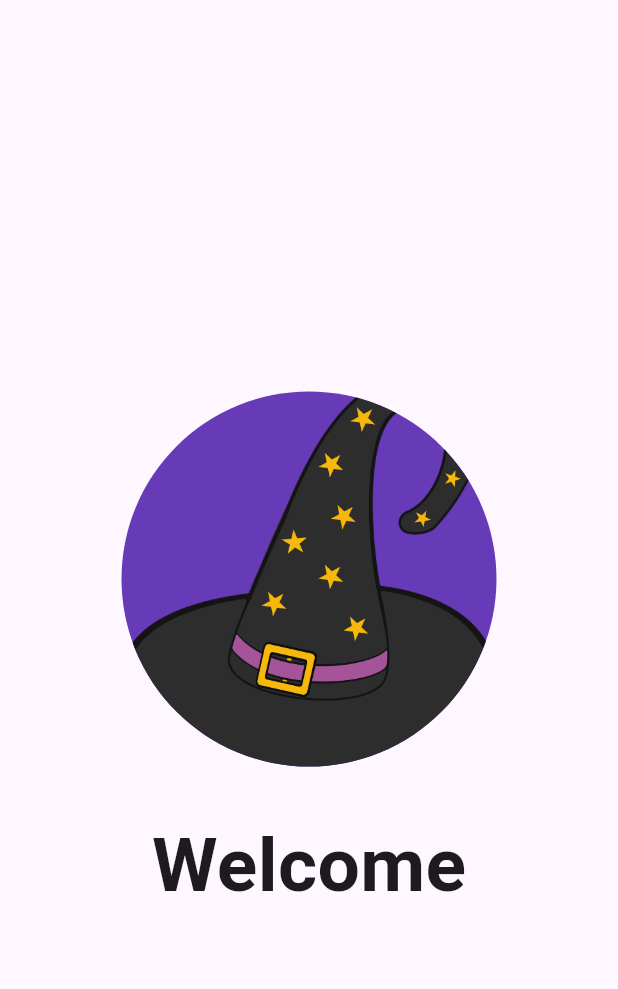
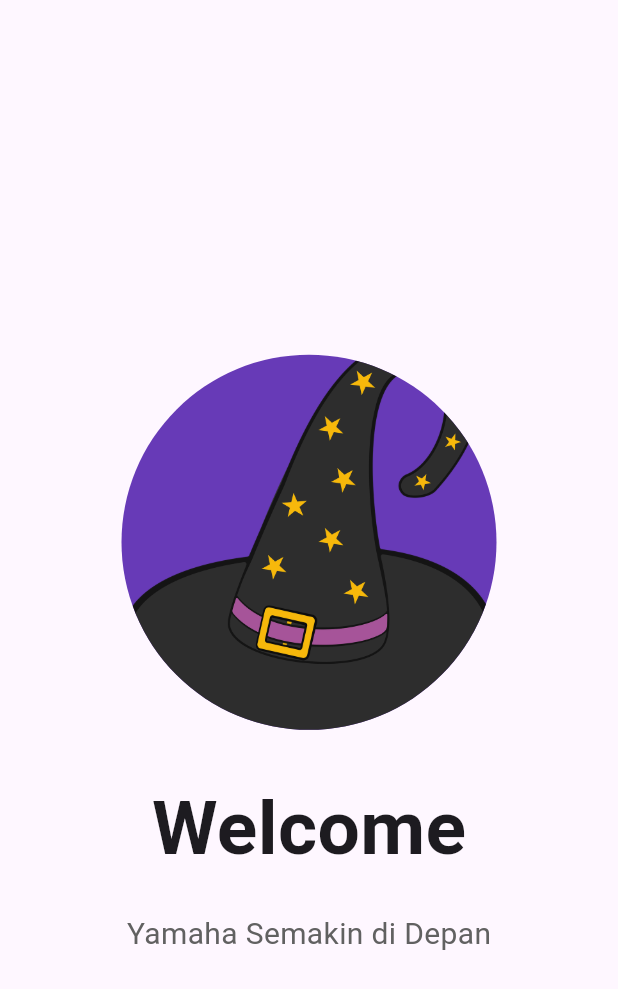
Before and after one commit to Hartamatamatama/tugas_week_5_1123150117, a Flutter app: the screen it shows after launch, on a phone screen of 412 x 824 dp. Shown: the top 989 px of the screen. Run offline on Flutter 3.47's test engine with Material 3 defaults, Android fonts, the phone set to English and light mode, and no system bars.

Commit message:
Update Membuat Teks deskripsi setelah welcome

```diff
--- a/lib/screen/splash_screen_1.dart
+++ b/lib/screen/splash_screen_1.dart
@@ -1,4 +1,5 @@
 import 'package:flutter/material.dart';
+import 'package:splash_screen_1123150117/main.dart';
 
 class SplashScreen1 extends StatelessWidget {
   const SplashScreen1({super.key});
@@ -29,6 +30,11 @@ class SplashScreen1 extends StatelessWidget {
               'Welcome',
               style: TextStyle(fontSize: 50, fontWeight: FontWeight.bold),
             ),
+            SizedBox(height: 20),
+            Text(
+              'Yamaha Semakin di Depan',
+              style: TextStyle(fontSize: 20, color: Colors.grey[700]),
+            ),
           ],
         ),
       ),
```
